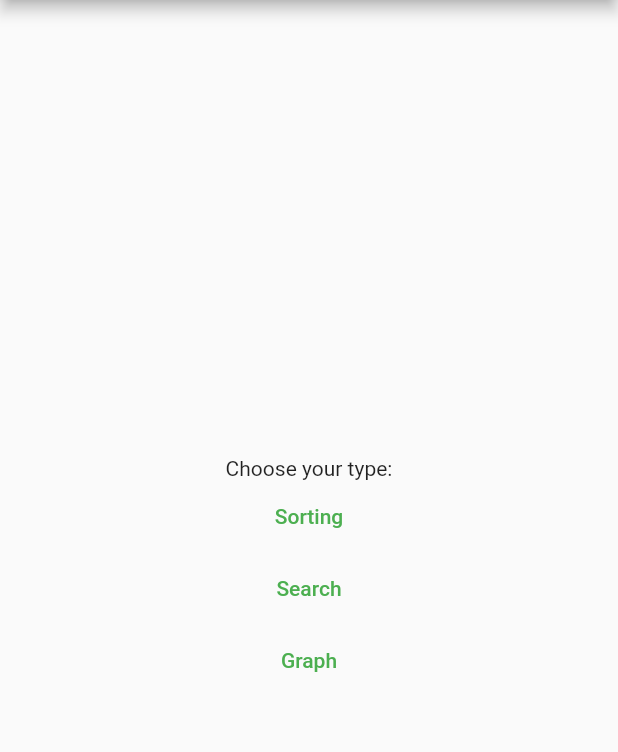
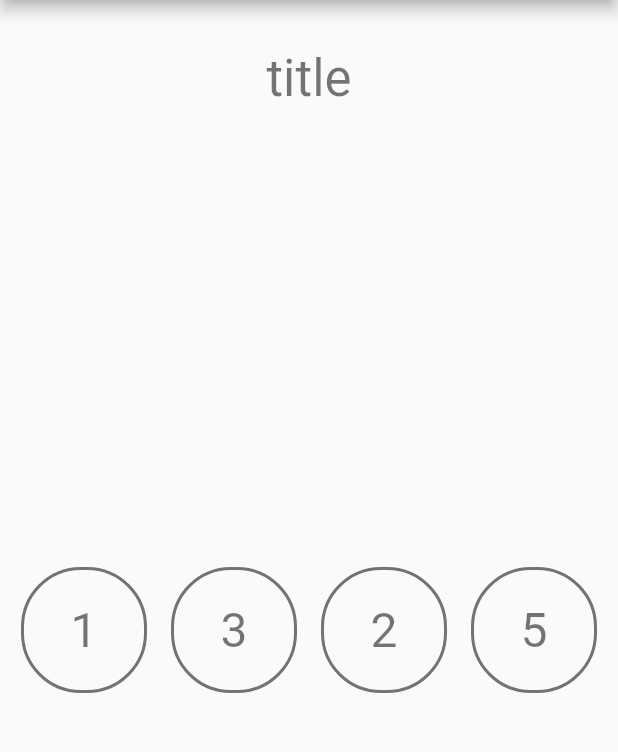
Before and after one commit to Soriarag/PhoneApp, a Flutter app: the screen it shows after launch, on a phone screen of 412 x 824 dp, the part 84-836 px from its top. Run offline on Flutter 3.47's test engine with Material 2 defaults, Android fonts, the phone set to English and light mode, and no system bars.

Commit message:
sort_anim_base

```diff
--- /dev/null
+++ b/lib/animations/sorting/controller/sorting_controller.dart
@@ -0,0 +1,42 @@
+import "package:algo_app/animations/base_controller.dart";
+import "package:flutter/material.dart";
+import 'package:algo_app/animations/sorting/visual/node_data.dart';
+
+//this guy gives orders to all other guys
+
+class SortController extends BaseController {
+  List<NodeData> list_to_sort = [];
+
+  SortController({required List raw_list_to_sort}) {
+    for (var i = 0; i < raw_list_to_sort.length; i++) {
+      var data = NodeData(index: i, value: raw_list_to_sort[i]);
+      list_to_sort.add(data);
+    }
+  }
+
+  readNodeSilent(int index) {
+    return list_to_sort[index].value;
+  }
+
+  int readNode(int index) {
+    return list_to_sort[index].value;
+  }
+
+  void swap(int index1, int index2) {
+    var val = list_to_sort[index1];
+    list_to_sort[index1] = list_to_sort[index2];
+    list_to_sort[index2] = val;
+  }
+
+  reset(int index) {
+    list_to_sort[index].reset();
+  }
+
+  void setPivot(int index) {
+    list_to_sort[index].setPivot();
+  }
+
+  void setSorted(int index) {
+    list_to_sort[index].setSorted();
+  }
+}
--- /dev/null
+++ b/lib/animations/sorting/visual/node_data.dart
@@ -0,0 +1,32 @@
+import 'package:flutter/material.dart';
+
+//what's theoretically on the node
+
+enum SortNodeState { sorted, pivot, untreated, scanning }
+
+class NodeData {
+  final int value;
+  final GlobalKey key;
+  final int index;
+  SortNodeState state = SortNodeState.untreated;
+  Color color = Colors.black54;
+
+  NodeData({required this.value, required this.index})
+      : assert(index >= 0),
+        key = GlobalKey();
+
+  void reset() {
+    state = SortNodeState.untreated;
+    color = Colors.black54;
+  }
+
+  void setSorted() {
+    state = SortNodeState.sorted;
+    color = Colors.green;
+  }
+
+  void setPivot() {
+    state = SortNodeState.pivot;
+    color = Colors.pink;
+  }
+}
--- /dev/null
+++ b/lib/animations/sorting/visual/node_widget.dart
@@ -0,0 +1,90 @@
+import 'package:algo_app/animations/sorting/visual/node_data.dart';
+import 'package:flutter/material.dart';
+
+//manages visual represntation of node
+
+class SortNodeWidget extends StatelessWidget {
+  final NodeData data;
+  final double widgetSize;
+  final double containerWidth;
+
+  const SortNodeWidget({
+    required Key key,
+    required this.data,
+    required this.widgetSize,
+    required this.containerWidth,
+  })  : assert(widgetSize > 30),
+        super(key: key);
+
+  Offset _getPosition(double width) {
+    final horizontalFit = width ~/ widgetSize;
+    final leftOver = width - (horizontalFit * widgetSize);
+    final verticalIndex = data.index ~/ horizontalFit;
+    final horizontalIndex = data.index % horizontalFit;
+    return Offset((widgetSize * horizontalIndex) + leftOver / 2,
+        widgetSize * verticalIndex);
+  }
+
+  @override
+  Widget build(BuildContext context) {
+    final offset = _getPosition(containerWidth);
+
+    var _fontSize = 20.0;
+    var _borderRadius = 5.0;
+    var _borderWidth = 1.0;
+    var _borderColor = Colors.black54;
+    if (data.state == SortNodeState.untreated) {
+      _fontSize = 32;
+      _borderRadius = 40.0;
+      _borderWidth = 2.0;
+    } else if (data.state == SortNodeState.sorted) {
+      _fontSize = 20;
+      _borderRadius = 5.0;
+      _borderWidth = 1.0;
+      _borderColor = Colors.green;
+    }
+
+    return AnimatedPositioned(
+      duration: const Duration(milliseconds: 2250),
+      curve: Curves.elasticOut,
+      left: offset.dx,
+      top: offset.dy,
+      child: SizedBox(
+        width: widgetSize,
+        height: widgetSize,
+        child: Padding(
+          // border around the value
+          padding: const EdgeInsets.all(8.0),
+          child: AnimatedContainer(
+            duration: const Duration(milliseconds: 400),
+            curve: Curves.ease,
+            decoration: BoxDecoration(
+              border: Border.all(
+                color: _borderColor,
+                width: _borderWidth,
+              ),
+              borderRadius: BorderRadius.all(
+                Radius.circular(_borderRadius),
+              ),
+            ),
+            child: Center(
+              //Node value
+              child: AnimatedDefaultTextStyle(
+                // the
+                duration: const Duration(milliseconds: 400),
+                curve: Curves.ease,
+                style: TextStyle(
+                  color: data.color,
+                  fontSize: _fontSize,
+                ),
+                child: Text(
+                  data.value.toString(),
+                ),
+              ),
+            ),
+          ),
+        ),
+      ),
+    );
+  }
+}
--- a/lib/main.dart
+++ b/lib/main.dart
@@ -1,7 +1,11 @@
 import 'dart:async';
 
+import 'package:algo_app/animations/sorting/controller/selection_sort_controller.dart';
 import 'package:flutter/material.dart';
 import 'package:flutter/scheduler.dart' show timeDilation;
+import 'package:provider/provider.dart';
+import 'animations/sorting/visual/sorting_anim.dart';
+import 'animations/sorting/controller/selection_sort_controller.dart';
 
 void main() {
   runApp(MyApp());
@@ -17,14 +21,6 @@ class MyApp extends StatelessWidget {
       title: 'Calc Demo',
       theme: ThemeData(
         // This is the theme of your application.
-        //
-        // Try running your application with "flutter run". You'll see the
-        // application has a blue toolbar. Then, without quitting the app, try
-        // changing the primarySwatch below to Colors.green and then invoke
-        // "hot reload" (press "r" in the console where you ran "flutter run",
-        // or simply save your changes to "hot reload" in a Flutter IDE).
-        // Notice that the counter didn't reset back to zero; the application
-        // is not restarted.
         primarySwatch: Colors.green,
       ),
       home: const MyHomePage(title: 'Algorithms Unlocked'),
@@ -59,6 +55,7 @@ class MainMenu extends State<MyHomePage> {
     // The Flutter framework has been optimized to make rerunning build methods
     // fast, so that you can just rebuild anything that needs updating rather
     // than having to individually change instances of widgets.
+    return LayoutBuilder(builder: (_, constraints) {
       return Scaffold(
         appBar: AppBar(
           // Here we take the value from the MyHomePage object that was created by
@@ -68,33 +65,39 @@ class MainMenu extends State<MyHomePage> {
         body: Center(
             // Center is a layout widget. It takes a single child and positions it
             // in the middle of the parent.
+            child: MultiProvider(
+          providers: [
+            ChangeNotifierProvider(
+              create: (context) =>
+                  SelectionSortControl(raw_list_to_sort: [1, 3, 2, 5]),
+            )
+          ],
           child: Column(
-          // Column is also a layout widget. It takes a list of children and
-          // arranges them vertically. By default, it sizes itself to fit its
-          // children horizontally, and tries to be as tall as its parent.
-          //
-          // Invoke "debug painting" (press "p" in the console, choose the
-          // "Toggle Debug Paint" action from the Flutter Inspector in Android
-          // Studio, or the "Toggle Debug Paint" command in Visual Studio Code)
-          // to see the wireframe for each widget.
-          //
-          // Column has various properties to control how it sizes itself and
-          // how it positions its children. Here we use mainAxisAlignment to
-          // center the children vertically; the main axis here is the vertical
-          // axis because Columns are vertical (the cross axis would be
-          // horizontal).
-          mainAxisAlignment: MainAxisAlignment.center,
+            mainAxisAlignment: MainAxisAlignment.spaceAround,
             children: <Widget>[
-            const Text(
-              'Choose your type:',
+              Padding(
+                padding: const EdgeInsets.only(top: 32.0),
+                child:
+                    Text("title", style: Theme.of(context).textTheme.headline4),
               ),
-            menuOption("Sorting"),
-            menuOption("Search"),
-            menuOption("Graph"),
+              //Cannot be const
+              Expanded(
+                child: Container(
+                  width: constraints.maxWidth,
+                  child: Center(
+                    child: SortVisualizer<SelectionSortControl>(
+                      key: UniqueKey(),
+                      blockSize: 100,
+                      width: constraints.maxWidth,
+                    ),
+                  ),
+                ),
+              ),
             ],
           ),
-      ), // This trailing comma makes auto-formatting nicer for build methods.
+        )), // This trailing comma makes auto-formatting nicer for build methods.
       );
+    });
   }
 }
 
```
Also changed, not shown: lib/animations/base_controller.dart (added, +39 -0 lines), lib/animations/sorting/controller/selection_sort_controller.dart (added, +34 -0 lines), lib/animations/sorting/selection_sort_anim.dart (deleted, +0 -16 lines), lib/animations/sorting/sorting_anim.dart (deleted, +0 -7 lines), lib/animations/sorting/visual/sorting_anim.dart (added, +51 -0 lines), lib/animations/sorting/controller/insertion_sort_controller.dart (added), lib/utils/interactive/sortButton.dart (added). Lines whose indentation alone changed are shown as unchanged.
